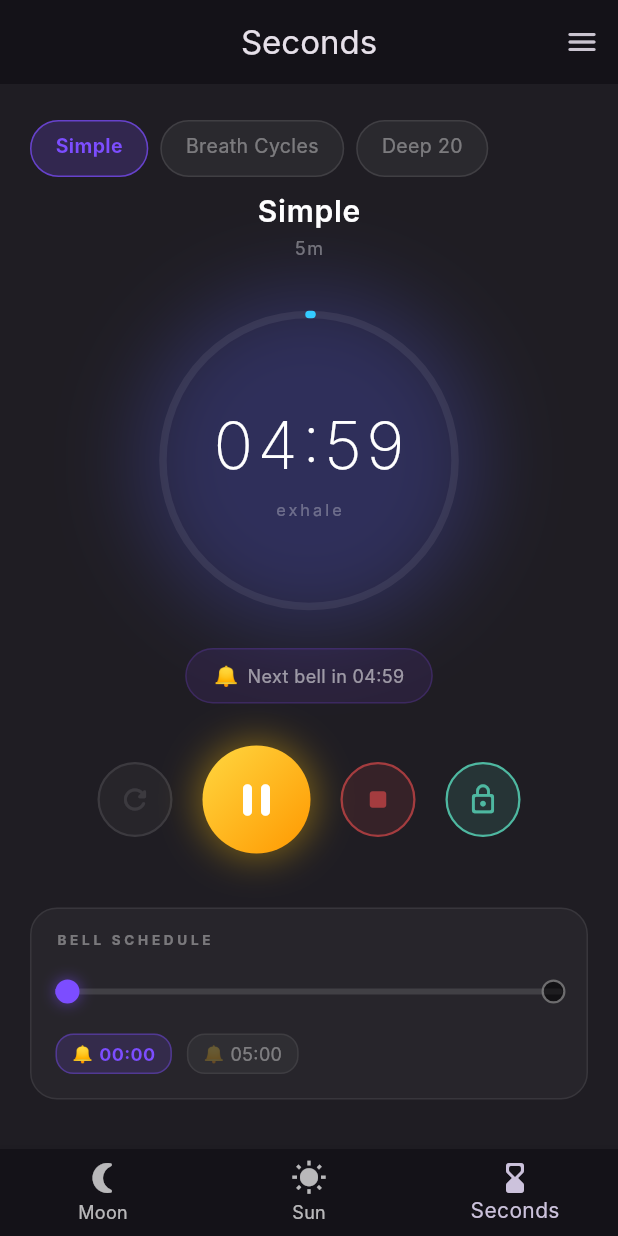
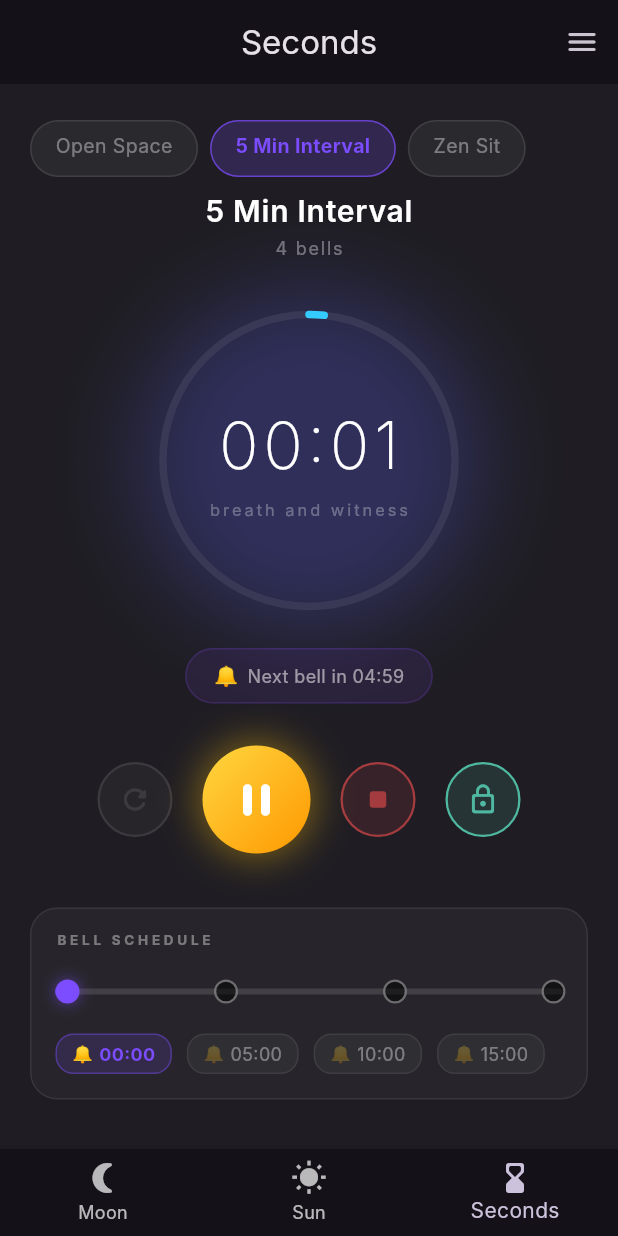
Before and after one commit to qbeukes/the-time-app, a Flutter app: the screen it shows after launch, item 3 of the bottom bar chosen, after a tap on the "play arrow" icon, on a phone screen of 412 x 824 dp. Run offline on Flutter 3.47's test engine with Material 3 defaults, Android fonts, the phone set to English and light mode, and no system bars; our stand-ins replace audioplayers, device_preview, geolocator, shared_preferences, wakelock_plus; missing offline and left inert: apsl_sun_calc; Roboto replaces fonts that are missing (Inter).

Commit message:
some refinements on secondsd

```diff
--- a/lib/models/timer_profile.dart
+++ b/lib/models/timer_profile.dart
@@ -4,26 +4,22 @@
 class TimerProfile {
   final String id;
   String name;
-  int durationSeconds;
   List<int> bellAtSeconds; // sorted, seconds from start
 
   TimerProfile({
     required this.id,
     required this.name,
-    required this.durationSeconds,
     required this.bellAtSeconds,
   });
 
   TimerProfile copyWith({
     String? id,
     String? name,
-    int? durationSeconds,
     List<int>? bellAtSeconds,
   }) {
     return TimerProfile(
       id: id ?? this.id,
       name: name ?? this.name,
-      durationSeconds: durationSeconds ?? this.durationSeconds,
       bellAtSeconds:
           bellAtSeconds != null ? List<int>.from(bellAtSeconds) : List<int>.from(this.bellAtSeconds),
     );
@@ -32,7 +28,6 @@
   Map<String, dynamic> toJson() => {
         'id': id,
         'name': name,
-        'durationSeconds': durationSeconds,
         'bellAtSeconds': bellAtSeconds,
       };
 
@@ -40,36 +35,25 @@
     return TimerProfile(
       id: json['id'] as String,
       name: json['name'] as String,
-      durationSeconds: json['durationSeconds'] as int,
       bellAtSeconds: List<int>.from(json['bellAtSeconds'] as List? ?? []),
     );
   }
 
-  String get durationLabel {
-    final m = durationSeconds ~/ 60;
-    final s = durationSeconds % 60;
-    if (s == 0) return '${m}m';
-    return '${m}m ${s}s';
-  }
-
   static List<TimerProfile> get defaults => [
         TimerProfile(
-          id: 'default_simple',
-          name: 'Simple',
-          durationSeconds: 300,
-          bellAtSeconds: [0, 300],
+          id: 'default_open',
+          name: 'Open Space',
+          bellAtSeconds: [],
         ),
         TimerProfile(
-          id: 'default_breath',
-          name: 'Breath Cycles',
-          durationSeconds: 900,
+          id: 'default_intervals',
+          name: '5 Min Interval',
           bellAtSeconds: [0, 300, 600, 900],
         ),
         TimerProfile(
-          id: 'default_deep',
-          name: 'Deep 20',
-          durationSeconds: 1200,
-          bellAtSeconds: [0, 600, 1200],
+          id: 'default_zen',
+          name: 'Zen Sit',
+          bellAtSeconds: [0, 60, 180, 300, 600],
         ),
       ];
 }
--- a/lib/screens/seconds_screen.dart
+++ b/lib/screens/seconds_screen.dart
@@ -36,7 +36,7 @@
 
   // Lock overlay state
   OverlayEntry? _lockOverlayEntry;
-  final ValueNotifier<int> _remainingNotifier = ValueNotifier<int>(0);
+  final ValueNotifier<int> _elapsedNotifier = ValueNotifier<int>(0);
   final ValueNotifier<bool> _isLockedNotifier = ValueNotifier<bool>(false);
 
   // Bell cycling: bell1 → bell2 → bell3 → bell1 → …
@@ -57,12 +57,7 @@
 
   TimerProfile get _profile => widget.profiles[widget.activeProfileIndex];
 
-  int get _remaining =>
-      (_profile.durationSeconds - _elapsedSeconds).clamp(0, _profile.durationSeconds);
-
-  double get _progress => _profile.durationSeconds > 0
-      ? (_elapsedSeconds / _profile.durationSeconds).clamp(0.0, 1.0)
-      : 0.0;
+  double get _progress => _isRunning ? (_elapsedSeconds % 60) / 60.0 : 0.0;
 
   @override
   void initState() {
@@ -70,21 +65,31 @@
     WidgetsBinding.instance.addObserver(this);
 
     _pulseCtrl = AnimationController(
-        vsync: this, duration: const Duration(milliseconds: 1100))
-      ..repeat(reverse: true);
-    _pulseAnim = Tween<double>(begin: 0.97, end: 1.03).animate(
-        CurvedAnimation(parent: _pulseCtrl, curve: Curves.easeInOut));
+      vsync: this,
+      duration: const Duration(milliseconds: 1100),
+    )..repeat(reverse: true);
+    _pulseAnim = Tween<double>(
+      begin: 0.97,
+      end: 1.03,
+    ).animate(CurvedAnimation(parent: _pulseCtrl, curve: Curves.easeInOut));
 
     _breathCtrl = AnimationController(
-        vsync: this, duration: const Duration(seconds: 4))
-      ..repeat(reverse: true);
-    _breathAnim = Tween<double>(begin: 0.0, end: 1.0).animate(
-        CurvedAnimation(parent: _breathCtrl, curve: Curves.easeInOut));
+      vsync: this,
+      duration: const Duration(seconds: 4),
+    )..repeat(reverse: true);
+    _breathAnim = Tween<double>(
+      begin: 0.0,
+      end: 1.0,
+    ).animate(CurvedAnimation(parent: _breathCtrl, curve: Curves.easeInOut));
 
     _bellFlashCtrl = AnimationController(
-        vsync: this, duration: const Duration(milliseconds: 1200));
-    _bellFlashAnim = Tween<double>(begin: 0.0, end: 1.0).animate(
-        CurvedAnimation(parent: _bellFlashCtrl, curve: Curves.easeOut));
+      vsync: this,
+      duration: const Duration(milliseconds: 1200),
+    );
+    _bellFlashAnim = Tween<double>(
+      begin: 0.0,
+      end: 1.0,
+    ).animate(CurvedAnimation(parent: _bellFlashCtrl, curve: Curves.easeOut));
   }
 
   @override
@@ -105,31 +110,23 @@
         final newElapsed = _elapsedAtStart + diff;
 
         bool missedBell = false;
+        final bells = _profile.bellAtSeconds;
+        if (bells.isNotEmpty) {
           for (int s = _elapsedSeconds + 1; s <= newElapsed; s++) {
-          if (_profile.bellAtSeconds.contains(s) && !_firedBells.contains(s)) {
+            if (bells.contains(s) && !_firedBells.contains(s)) {
               missedBell = true;
               _firedBells.add(s);
+            }
           }
         }
 
         setState(() {
           _elapsedSeconds = newElapsed;
-          _remainingNotifier.value = _remaining;
+          _elapsedNotifier.value = _elapsedSeconds;
         });
 
         if (missedBell) {
           _ringBell();
-        }
-
-        if (_elapsedSeconds >= _profile.durationSeconds) {
-          _tickTimer?.cancel();
-          setState(() {
-            _isRunning = false;
-            _isPaused = false;
-          });
-          WakelockPlus.disable();
-          _unlockScreen();
-          _onComplete();
         }
       }
     }
@@ -145,7 +142,7 @@
     _bellFlashCtrl.dispose();
     WakelockPlus.disable();
     _unlockScreen();
-    _remainingNotifier.dispose();
+    _elapsedNotifier.dispose();
     _isLockedNotifier.dispose();
     super.dispose();
   }
@@ -153,12 +150,18 @@
   // ── Timer logic ───────────────────────────────────────────────
 
   void _start() {
-    // Fire start bell if at second 0
-    if (!_isPaused &&
-        _profile.bellAtSeconds.contains(0) &&
-        !_firedBells.contains(0)) {
-      _ringBell(); // fire-and-forget
+    // Fire start bell if bells are empty OR if it contains 0
+    final bells = _profile.bellAtSeconds;
+    if (bells.isEmpty) {
+      if (!_isPaused && !_firedBells.contains(0)) {
+        _ringBell();
         _firedBells.add(0);
+      }
+    } else {
+      if (!_isPaused && bells.contains(0) && !_firedBells.contains(0)) {
+        _ringBell();
+        _firedBells.add(0);
+      }
     }
 
     _timerStartDateTime = DateTime.now();
@@ -167,7 +170,7 @@
     setState(() {
       _isRunning = true;
       _isPaused = false;
-      _remainingNotifier.value = _remaining;
+      _elapsedNotifier.value = _elapsedSeconds;
     });
 
     WakelockPlus.enable();
@@ -182,24 +185,15 @@
       if (newElapsed != _elapsedSeconds) {
         setState(() {
           _elapsedSeconds = newElapsed;
-          _remainingNotifier.value = _remaining;
+          _elapsedNotifier.value = _elapsedSeconds;
         });
 
-        if (_profile.bellAtSeconds.contains(_elapsedSeconds) &&
+        if (bells.isNotEmpty) {
+          if (bells.contains(_elapsedSeconds) &&
               !_firedBells.contains(_elapsedSeconds)) {
             _ringBell(); // fire-and-forget
             _firedBells.add(_elapsedSeconds);
           }
-
-        if (_elapsedSeconds >= _profile.durationSeconds) {
-          _tickTimer?.cancel();
-          setState(() {
-            _isRunning = false;
-            _isPaused = false;
-          });
-          WakelockPlus.disable();
-          _unlockScreen();
-          _onComplete();
         }
       }
     });
@@ -214,7 +208,7 @@
     setState(() {
       _isRunning = false;
       _isPaused = true;
-      _remainingNotifier.value = _remaining;
+      _elapsedNotifier.value = _elapsedSeconds;
     });
     WakelockPlus.disable();
   }
@@ -229,7 +223,7 @@
       _bellCount = 0;
       _timerStartDateTime = null;
       _elapsedAtStart = 0;
-      _remainingNotifier.value = _profile.durationSeconds;
+      _elapsedNotifier.value = 0;
     });
     WakelockPlus.disable();
     _unlockScreen();
@@ -242,7 +236,7 @@
     _lockOverlayEntry = OverlayEntry(
       builder: (context) {
         return _LockOverlay(
-          remainingNotifier: _remainingNotifier,
+          elapsedNotifier: _elapsedNotifier,
           isLockedNotifier: _isLockedNotifier,
           breathAnim: _breathAnim,
           onUnlock: _unlockScreen,
@@ -299,8 +293,10 @@
               Navigator.pop(context);
               _reset();
             },
-            child: const Text('Close',
-                style: TextStyle(color: Colors.deepPurpleAccent)),
+            child: const Text(
+              'Close',
+              style: TextStyle(color: Colors.deepPurpleAccent),
+            ),
           ),
         ],
       ),
@@ -340,7 +336,8 @@
                   child: Container(
                     color: Colors.white.withOpacity(
                       (_bellFlashAnim.value * (1 - _bellFlashAnim.value) * 4)
-                            .clamp(0.0, 0.12)),
+                          .clamp(0.0, 0.12),
+                    ),
                   ),
                 ),
               ),
@@ -370,9 +367,14 @@
               ),
               const SizedBox(height: 2),
               Text(
-                _profile.durationLabel,
+                _profile.bellAtSeconds.isEmpty
+                    ? 'No bells (starts with bell)'
+                    : '${_profile.bellAtSeconds.length} bell${_profile.bellAtSeconds.length != 1 ? 's' : ''}',
                 style: const TextStyle(
-                    fontSize: 12, color: Colors.white38, letterSpacing: 1.2),
+                  fontSize: 12,
+                  color: Colors.white38,
+                  letterSpacing: 1.2,
+                ),
               ),
               const SizedBox(height: 28),
 
@@ -386,25 +388,29 @@
                 duration: const Duration(milliseconds: 400),
                 child: Container(
                   padding: const EdgeInsets.symmetric(
-                      horizontal: 18, vertical: 8),
+                    horizontal: 18,
+                    vertical: 8,
+                  ),
                   decoration: BoxDecoration(
                     color: Colors.deepPurple.withOpacity(0.15),
                     borderRadius: BorderRadius.circular(20),
                     border: Border.all(
-                        color: Colors.deepPurple.withOpacity(0.3)),
+                      color: Colors.deepPurple.withOpacity(0.3),
+                    ),
                   ),
                   child: Row(
                     mainAxisSize: MainAxisSize.min,
                     children: [
-                      const Text('🔔',
-                          style: TextStyle(fontSize: 13)),
+                      const Text('🔔', style: TextStyle(fontSize: 13)),
                       const SizedBox(width: 6),
                       Text(
                         nb != null
                             ? 'Next bell in ${_fmt(nb - _elapsedSeconds)}'
                             : ' ',
                         style: const TextStyle(
-                            fontSize: 12, color: Colors.white54),
+                          fontSize: 12,
+                          color: Colors.white54,
+                        ),
                       ),
                     ],
                   ),
@@ -445,8 +451,7 @@
             child: AnimatedContainer(
               duration: const Duration(milliseconds: 200),
               margin: const EdgeInsets.only(right: 8),
-              padding:
-                  const EdgeInsets.symmetric(horizontal: 16, vertical: 7),
+              padding: const EdgeInsets.symmetric(horizontal: 16, vertical: 7),
               decoration: BoxDecoration(
                 borderRadius: BorderRadius.circular(20),
                 color: active
@@ -462,11 +467,8 @@
                 widget.profiles[i].name,
                 style: TextStyle(
                   fontSize: 13,
-                  color: active
-                      ? Colors.deepPurpleAccent
-                      : Colors.white38,
-                  fontWeight:
-                      active ? FontWeight.bold : FontWeight.normal,
+                  color: active ? Colors.deepPurpleAccent : Colors.white38,
+                  fontWeight: active ? FontWeight.bold : FontWeight.normal,
                 ),
               ),
             ),
@@ -517,8 +519,11 @@
                   painter: _ArcPainter(
                     progress: _progress,
                     color: _isRunning
-                        ? Color.lerp(Colors.deepPurpleAccent,
-                            Colors.cyanAccent, _breathAnim.value)!
+                        ? Color.lerp(
+                            Colors.deepPurpleAccent,
+                            Colors.cyanAccent,
+                            _breathAnim.value,
+                          )!
                         : Colors.deepPurpleAccent.withOpacity(0.55),
                   ),
                 ),
@@ -527,7 +532,7 @@
                   mainAxisAlignment: MainAxisAlignment.center,
                   children: [
                     Text(
-                      _fmt(_remaining),
+                      _fmt(_elapsedSeconds),
                       style: const TextStyle(
                         fontSize: 44,
                         fontWeight: FontWeight.w200,
@@ -538,7 +543,7 @@
                     const SizedBox(height: 4),
                     Text(
                       _isRunning
-                          ? (_breathAnim.value > 0.5 ? 'exhale' : 'inhale')
+                          ? 'breath and witness'
                           : _isPaused
                           ? 'paused'
                           : 'ready',
@@ -599,9 +604,7 @@
               ],
             ),
             child: Icon(
-              _isRunning
-                  ? Icons.pause_rounded
-                  : Icons.play_arrow_rounded,
+              _isRunning ? Icons.pause_rounded : Icons.play_arrow_rounded,
               color: Colors.white,
               size: 36,
             ),
@@ -652,8 +655,18 @@
           const SizedBox(height: 14),
 
           // Timeline bar with bell markers
-          LayoutBuilder(builder: (ctx, box) {
+          LayoutBuilder(
+            builder: (ctx, box) {
               final trackW = box.maxWidth;
+              final maxBellTime = _profile.bellAtSeconds.isNotEmpty
+                  ? _profile.bellAtSeconds.last
+                  : 0;
+              final double timelineDuration = maxBellTime > 0
+                  ? maxBellTime.toDouble()
+                  : 60.0;
+              final double timelineProgress =
+                  (_elapsedSeconds / timelineDuration).clamp(0.0, 1.0);
+
               return SizedBox(
                 height: 28,
                 child: Stack(
@@ -676,14 +689,14 @@
                     Positioned(
                       top: 12,
                       left: 0,
-                    width: trackW * _progress,
+                      width: trackW * timelineProgress,
                       child: Container(
                         height: 4,
                         decoration: BoxDecoration(
                           gradient: const LinearGradient(
                             colors: [
                               Colors.deepPurpleAccent,
-                            Colors.cyanAccent
+                              Colors.cyanAccent,
                             ],
                           ),
                           borderRadius: BorderRadius.circular(2),
@@ -692,11 +705,10 @@
                     ),
                     // Bell dots
                     ..._profile.bellAtSeconds.map((b) {
-                    final frac = _profile.durationSeconds > 0
-                        ? b / _profile.durationSeconds
+                      final frac = timelineDuration > 0
+                          ? b / timelineDuration
                           : 0.0;
-                    final x =
-                        (frac * trackW - 7).clamp(0.0, trackW - 14);
+                      final x = (frac * trackW - 7).clamp(0.0, trackW - 14);
                       final fired = _firedBells.contains(b);
                       return Positioned(
                         top: 6,
@@ -722,7 +734,7 @@
                                       color: Colors.deepPurpleAccent
                                           .withOpacity(0.55),
                                       blurRadius: 8,
-                                  )
+                                    ),
                                   ]
                                 : null,
                           ),
@@ -732,7 +744,8 @@
                   ],
                 ),
               );
-          }),
+            },
+          ),
 
           const SizedBox(height: 14),
 
@@ -744,7 +757,9 @@
               final fired = _firedBells.contains(b);
               return Container(
                 padding: const EdgeInsets.symmetric(
-                    horizontal: 10, vertical: 4),
+                  horizontal: 10,
+                  vertical: 4,
+                ),
                 decoration: BoxDecoration(
                   borderRadius: BorderRadius.circular(12),
                   color: fired
@@ -763,19 +778,16 @@
                       '🔔',
                       style: TextStyle(
                         fontSize: 11,
-                          color: fired ? null : const Color(0x44FFFFFF)),
+                        color: fired ? null : const Color(0x44FFFFFF),
+                      ),
                     ),
                     const SizedBox(width: 4),
                     Text(
                       _fmt(b),
                       style: TextStyle(
                         fontSize: 12,
-                        fontWeight: fired
-                            ? FontWeight.bold
-                            : FontWeight.normal,
-                        color: fired
-                            ? Colors.deepPurpleAccent
-                            : Colors.white38,
+                        fontWeight: fired ? FontWeight.bold : FontWeight.normal,
+                        color: fired ? Colors.deepPurpleAccent : Colors.white38,
                       ),
                     ),
                   ],
@@ -798,8 +810,11 @@
   final Color color;
   final VoidCallback? onTap;
 
-  const _CircleBtn(
-      {required this.icon, required this.color, required this.onTap});
+  const _CircleBtn({
+    required this.icon,
+    required this.color,
+    required this.onTap,
+  });
 
   @override
   Widget build(BuildContext context) {
@@ -868,13 +883,13 @@
 }
 
 class _LockOverlay extends StatelessWidget {
-  final ValueNotifier<int> remainingNotifier;
+  final ValueNotifier<int> elapsedNotifier;
   final ValueNotifier<bool> isLockedNotifier;
   final Animation<double> breathAnim;
   final VoidCallback onUnlock;
 
   const _LockOverlay({
-    required this.remainingNotifier,
+    required this.elapsedNotifier,
     required this.isLockedNotifier,
     required this.breathAnim,
     required this.onUnlock,
@@ -945,10 +960,10 @@
 
                       // Ticking time display
                       ValueListenableBuilder<int>(
-                        valueListenable: remainingNotifier,
-                        builder: (context, remaining, _) {
+                        valueListenable: elapsedNotifier,
+                        builder: (context, elapsed, _) {
                           return Text(
-                            _fmt(remaining),
+                            _fmt(elapsed),
                             style: TextStyle(
                               fontSize: 56,
                               fontWeight: FontWeight.w100,
@@ -965,7 +980,7 @@
                         animation: breathAnim,
                         builder: (context, child) {
                           return Text(
-                            breathAnim.value > 0.5 ? 'exhale' : 'inhale',
+                            'breath and witness',
                             style: TextStyle(
                               fontSize: 12,
                               letterSpacing: 2,
--- a/lib/widgets/seconds_timer.dart
+++ b/lib/widgets/seconds_timer.dart
@@ -328,9 +328,7 @@
                             ),
                             if (_isRunning)
                               Text(
-                                _breathAnim.value > 0.5
-                                    ? 'exhale'
-                                    : 'inhale',
+                                'breath and witness',
                                 style: TextStyle(
                                   fontSize: 11,
                                   letterSpacing: 1.5,
@@ -404,7 +402,9 @@
                       ],
                     ),
                     child: Icon(
-                      _isRunning ? Icons.pause_rounded : Icons.play_arrow_rounded,
+                      _isRunning
+                          ? Icons.pause_rounded
+                          : Icons.play_arrow_rounded,
                       color: Colors.white,
                       size: 32,
                     ),
@@ -482,9 +482,8 @@
                       spacing: 8,
                       runSpacing: 6,
                       children: _presets.map((p) {
-                        final isSelected = _totalSeconds == p.$2 &&
-                            !_isRunning &&
-                            !_isPaused;
+                        final isSelected =
+                            _totalSeconds == p.$2 && !_isRunning && !_isPaused;
                         return GestureDetector(
                           onTap: () => _applyPreset(p.$2),
                           child: AnimatedContainer(
```
Also changed, not shown: lib/main.dart (+5 -53 lines), 2 other files. Lines whose indentation alone changed are shown as unchanged.
